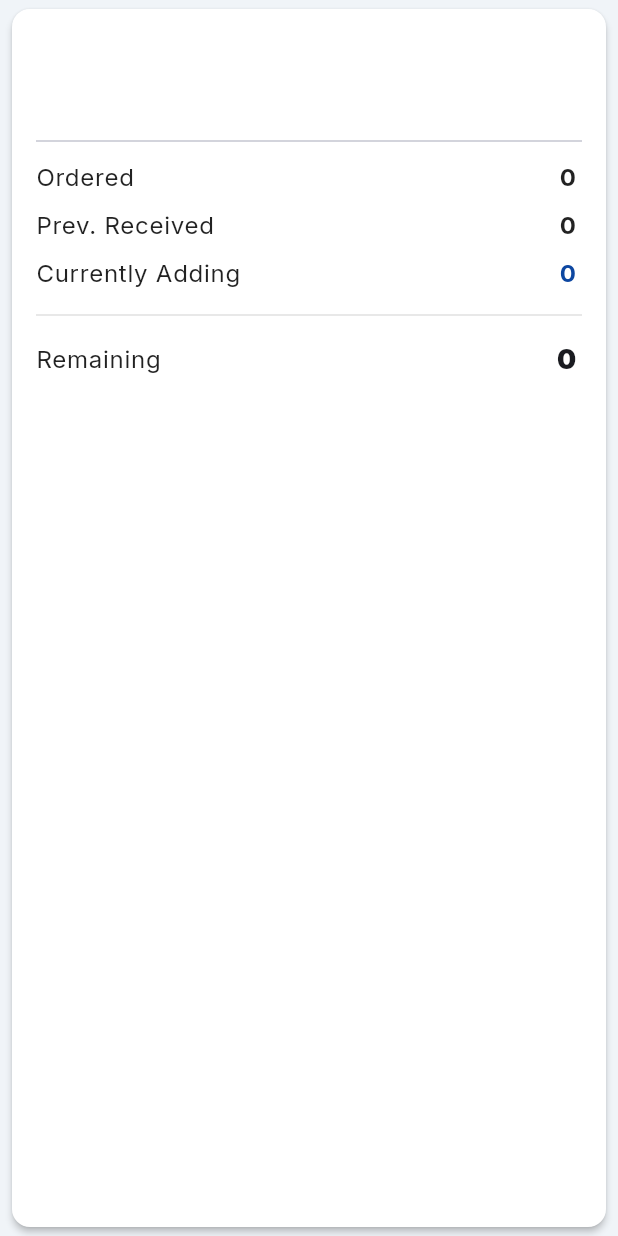
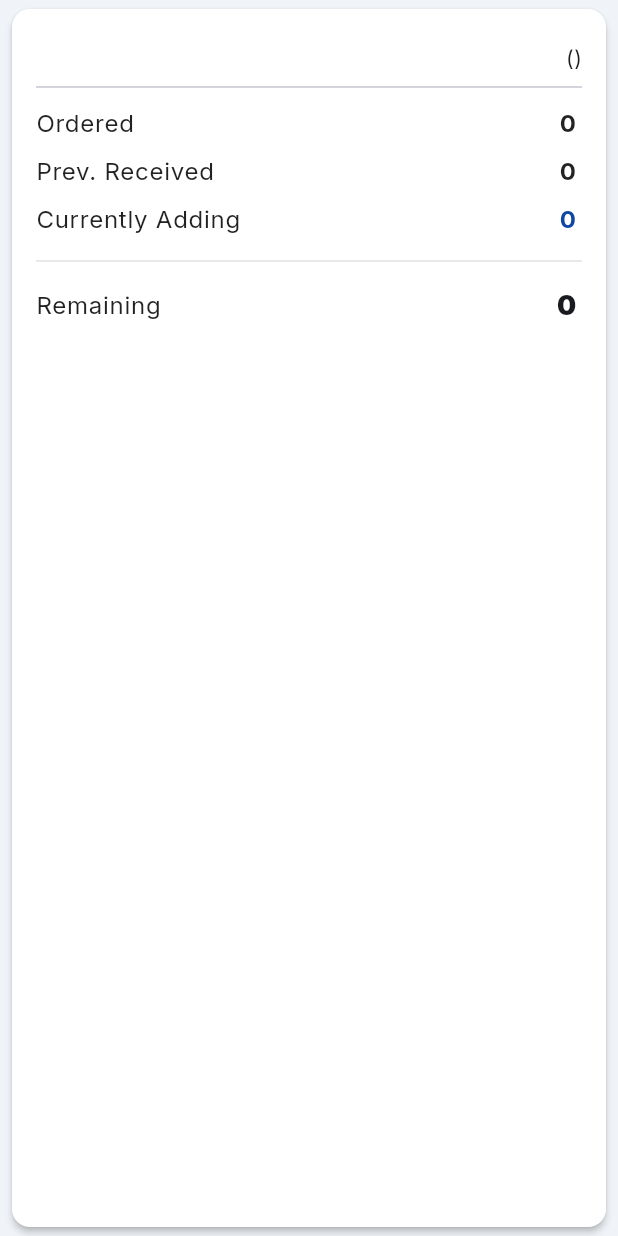
Before and after one commit to foxxafa/diapalet, a Flutter app: the _OrderProductConfirmationCard widget shown alone on an empty page, opened directly with empty values, on a phone screen of 412 x 824 dp. Run offline on Flutter 3.47's test engine with Material 3 defaults, Android fonts, the light colour scheme and no system bars; our stand-ins replace connectivity_plus, dio, easy_localization, equatable, google_fonts, shared_preferences and 1 more; missing offline and left inert: mobile_scanner, receive_intent; accounts and stored records are empty.

Commit message:
Update locale settings and enhance UI components in goods receiving screens
- Changed the default application locale to English for consistency.
- Updated text styles in the goods receiving screen to use titleMedium instead of titleLarge for better alignment with design standards.
- Improved the layout of product information in the order confirmation card by adding stock code display alongside product name, enhancing readability.
- Simplified the purchase order list screen by removing unnecessary translation keys from the title display.

```diff
--- a/lib/features/goods_receiving/presentation/screens/goods_receiving_screen.dart
+++ b/lib/features/goods_receiving/presentation/screens/goods_receiving_screen.dart
@@ -769,7 +769,7 @@ class _GoodsReceivingScreenState extends State<GoodsReceivingScreen> {
         style: ElevatedButton.styleFrom(
             padding: const EdgeInsets.symmetric(vertical: 16),
             shape: RoundedRectangleBorder(borderRadius: _borderRadius),
-            textStyle: Theme.of(context).textTheme.titleLarge?.copyWith(fontWeight: FontWeight.w600, color: Colors.white)),
+            textStyle: Theme.of(context).textTheme.titleMedium?.copyWith(fontWeight: FontWeight.w600, color: Colors.white)),
       ),
     );
   }
@@ -1292,10 +1292,22 @@ class _OrderProductConfirmationCard extends StatelessWidget {
         child: Column(
           crossAxisAlignment: CrossAxisAlignment.start,
           children: [
-            Text(product.name, style: textTheme.titleLarge?.copyWith(fontWeight: FontWeight.bold)),
-            Padding(
-              padding: const EdgeInsets.symmetric(vertical: 8.0),
-              child: Text(product.stockCode, style: textTheme.bodyMedium?.copyWith(color: textTheme.bodySmall?.color)),
+            Row(
+              crossAxisAlignment: CrossAxisAlignment.baseline,
+              textBaseline: TextBaseline.alphabetic,
+              children: [
+                Expanded(
+                  child: Text(
+                    product.name,
+                    style: textTheme.titleLarge?.copyWith(fontWeight: FontWeight.bold),
+                  ),
+                ),
+                const SizedBox(width: 8),
+                Text(
+                  "(${product.stockCode})",
+                  style: textTheme.bodyMedium?.copyWith(color: textTheme.bodySmall?.color)
+                ),
+              ],
             ),
             const Divider(height: 16),
             _buildStatRow(context, 'goods_receiving_screen.confirmation.ordered'.tr(), orderItem.expectedQuantity, unit),
--- a/lib/features/goods_receiving/presentation/screens/purchase_order_list_screen.dart
+++ b/lib/features/goods_receiving/presentation/screens/purchase_order_list_screen.dart
@@ -125,7 +125,7 @@ class _PurchaseOrderListScreenState extends State<PurchaseOrderListScreen> {
                   return Card(
                     margin: const EdgeInsets.symmetric(horizontal: 16, vertical: 6),
                     child: ListTile(
-                      title: Text("${'common_labels.po_prefix'.tr()}${order.poId ?? 'common_labels.not_available'.tr()}", style: theme.textTheme.titleMedium?.copyWith(fontWeight: FontWeight.bold)),
+                      title: Text(order.poId ?? 'common_labels.not_available'.tr(), style: theme.textTheme.titleMedium?.copyWith(fontWeight: FontWeight.bold)),
                       subtitle: Text(subtitleText),
                       trailing: const Icon(Icons.arrow_forward_ios),
                       onTap: () => _onOrderSelected(order),
--- a/lib/main.dart
+++ b/lib/main.dart
@@ -107,7 +107,7 @@ class MyApp extends StatelessWidget {
     return MaterialApp(
       localizationsDelegates: context.localizationDelegates,
       supportedLocales: context.supportedLocales,
-      locale: context.locale,
+      locale: const Locale('en'),
       title: 'app.title'.tr(),
       theme: AppTheme.light,
       darkTheme: AppTheme.dark,
```
